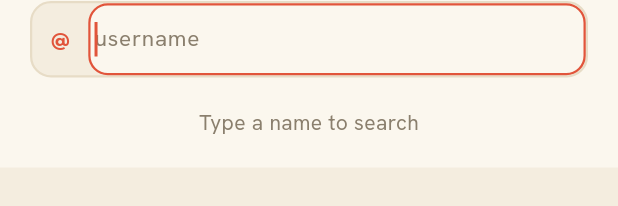
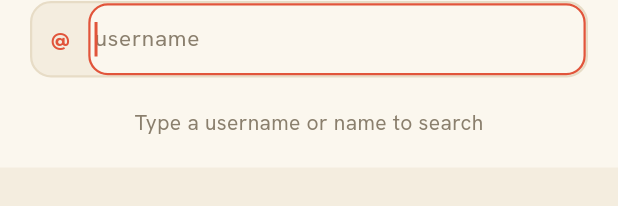
Before and after one commit to maitreya190-gif/Needhubb, a Flutter app: the _SearchUserSheet widget shown alone on an empty page, opened directly, on a phone screen of 412 x 824 dp. Shown: the part 203-409 px from the top of the screen. Run offline on Flutter 3.47's test engine with Material 3 defaults, Android fonts, the phone set to English and light mode, and no system bars; our stand-ins replace dio, flutter_map, flutter_riverpod, flutter_secure_storage, geolocator, go_router and 5 more; accounts and stored records are empty.

Commit message:
chitchat updates 2

```diff
--- a/apps/mobile/lib/screens/hub/tabs/chats_tab.dart
+++ b/apps/mobile/lib/screens/hub/tabs/chats_tab.dart
@@ -737,6 +737,9 @@ const _mockUsers = [
   (name: 'Priya Nair', username: 'priyan', initials: 'PN', color: NeedHubTokens.forest),
   (name: 'Karthik Reddy', username: 'karthikr', initials: 'KR', color: NeedHubTokens.clay),
   (name: 'Sneha Rao', username: 'snehar', initials: 'SR', color: NeedHubTokens.ochre),
+  (name: 'Charan G', username: 'c', initials: 'C', color: NeedHubTokens.clay),
+  (name: 'Faisal K', username: 'f', initials: 'F', color: NeedHubTokens.forest),
+  (name: 'Dev Pillai', username: 'd', initials: 'D', color: NeedHubTokens.ochre),
 ];
 
 class _SearchUserSheet extends ConsumerStatefulWidget {
@@ -749,15 +752,21 @@ class _SearchUserSheet extends ConsumerStatefulWidget {
 class _RemoteUser {
   final String id;
   final String name;
+  final String username;
   final String? avatarUrl;
-  _RemoteUser({required this.id, required this.name, this.avatarUrl});
+  _RemoteUser({
+    required this.id,
+    required this.name,
+    required this.username,
+    this.avatarUrl,
+  });
 }
 
 class _SearchUserSheetState extends ConsumerState<_SearchUserSheet> {
   final _controller = TextEditingController();
   final Set<String> _sentRequests = {};
   String _query = '';
-  List<_RemoteUser> _remoteResults = const [];
+  List<_RemoteUser> _combinedResults = const [];
   bool _searching = false;
   Timer? _debounce;
 
@@ -769,29 +778,63 @@ class _SearchUserSheetState extends ConsumerState<_SearchUserSheet> {
   }
 
   void _onQueryChanged(String v) {
+    final q = v.trim().toLowerCase();
     setState(() => _query = v);
     _debounce?.cancel();
-    _debounce = Timer(const Duration(milliseconds: 300), () async {
-      if (v.trim().isEmpty) {
-        setState(() => _remoteResults = const []);
+
+    if (q.isEmpty) {
+      setState(() {
+        _searching = false;
+        _combinedResults = const [];
+      });
       return;
     }
-      setState(() => _searching = true);
+
+    final localMatches = _mockUsers.where((u) {
+      return u.name.toLowerCase().contains(q) ||
+          u.username.toLowerCase().contains(q);
+    }).map((u) {
+      return _RemoteUser(
+        id: 'mock_${u.username}',
+        name: u.name,
+        username: u.username,
+        avatarUrl: null,
+      );
+    }).toList();
+
+    setState(() {
+      _combinedResults = localMatches;
+      _searching = true;
+    });
+
+    _debounce = Timer(const Duration(milliseconds: 250), () async {
       try {
         final api = ref.read(apiClientProvider);
-        final rows = await api.getList('/profile/search', query: {'q': v.trim()});
-        setState(() {
-          _remoteResults = rows.map((j) {
+        final rows =
+            await api.getList('/profile/search', query: {'q': q});
+        final remoteMatches = rows.map((j) {
           final profile = j['profile'] as Map<String, dynamic>?;
+          final name = j['displayName'] as String? ?? '';
+          final username = j['username'] as String? ??
+              name.toLowerCase().replaceAll(' ', '');
           return _RemoteUser(
             id: j['id'] as String,
-              name: j['displayName'] as String? ?? '',
+            name: name,
+            username: username,
             avatarUrl: profile?['avatarUrl'] as String?,
           );
         }).toList();
-        });
+
+        if (mounted) {
+          final existingIds = remoteMatches.map((r) => r.id).toSet();
+          final combined = [
+            ...remoteMatches,
+            ...localMatches.where((l) => !existingIds.contains(l.id)),
+          ];
+          setState(() => _combinedResults = combined);
+        }
       } catch (_) {
-        setState(() => _remoteResults = const []);
+        if (mounted) setState(() => _combinedResults = localMatches);
       } finally {
         if (mounted) setState(() => _searching = false);
       }
@@ -805,8 +848,10 @@ class _SearchUserSheetState extends ConsumerState<_SearchUserSheet> {
       u.id,
     };
     try {
+      if (!u.id.startsWith('mock_')) {
         final api = ref.read(friendsApiProvider);
         await api.sendRequest(u.id);
+      }
       if (mounted) {
         ScaffoldMessenger.of(context).showSnackBar(
           SnackBar(content: Text('Friend request sent to ${u.name}')),
@@ -814,8 +859,8 @@ class _SearchUserSheetState extends ConsumerState<_SearchUserSheet> {
       }
     } catch (e) {
       setState(() => _sentRequests.remove(u.id));
-      outgoingRequestUserIdsNotifier.value = {...outgoingRequestUserIdsNotifier.value}
-        ..remove(u.id);
+      outgoingRequestUserIdsNotifier.value =
+          {...outgoingRequestUserIdsNotifier.value}..remove(u.id);
       if (mounted) {
         ScaffoldMessenger.of(context)
             .showSnackBar(SnackBar(content: Text('Failed: $e')));
@@ -826,19 +871,10 @@ class _SearchUserSheetState extends ConsumerState<_SearchUserSheet> {
   @override
   Widget build(BuildContext context) {
     final t = context.tokens;
-    final results = _query.isEmpty
-        ? <({String name, String username, String initials, Color color})>[]
-        : _mockUsers
-            .where((u) =>
-                u.username.contains(_query.toLowerCase()) ||
-                u.name.toLowerCase().contains(_query.toLowerCase()))
-            .toList();
-
     final keyboardHeight = MediaQuery.of(context).viewInsets.bottom;
     final bottomPad = MediaQuery.of(context).padding.bottom;
 
     return Padding(
-      // Slide the sheet up by the keyboard height so it's never obscured.
       padding: EdgeInsets.only(bottom: keyboardHeight),
       child: Container(
         margin: EdgeInsets.only(top: MediaQuery.of(context).padding.top + 60),
@@ -849,7 +885,7 @@ class _SearchUserSheetState extends ConsumerState<_SearchUserSheet> {
         child: Column(
           mainAxisSize: MainAxisSize.min,
           children: [
-            // Handle + header (fixed, never scrolls)
+            // Handle + header
             Padding(
               padding: const EdgeInsets.fromLTRB(20, 16, 20, 0),
               child: Column(
@@ -916,21 +952,21 @@ class _SearchUserSheetState extends ConsumerState<_SearchUserSheet> {
               ),
             ),
 
-            // Results — scrollable, shrinks when keyboard is open
+            // Results
             if (_query.trim().isEmpty)
               Padding(
                 padding: EdgeInsets.fromLTRB(20, 8, 20, bottomPad + 20),
                 child: Text(
-                  'Type a name to search',
+                  'Type a username or name to search',
                   style: GoogleFonts.hankenGrotesk(fontSize: 14, color: t.muted),
                 ),
               )
-            else if (_searching)
+            else if (_searching && _combinedResults.isEmpty)
               Padding(
                 padding: EdgeInsets.fromLTRB(20, 12, 20, bottomPad + 20),
                 child: const Center(child: CircularProgressIndicator(strokeWidth: 2)),
               )
-            else if (_remoteResults.isEmpty)
+            else if (_combinedResults.isEmpty)
               Padding(
                 padding: EdgeInsets.fromLTRB(20, 8, 20, bottomPad + 20),
                 child: Text(
@@ -943,9 +979,9 @@ class _SearchUserSheetState extends ConsumerState<_SearchUserSheet> {
                 child: ListView.builder(
                   shrinkWrap: true,
                   padding: EdgeInsets.fromLTRB(20, 0, 20, bottomPad + 20),
-                  itemCount: _remoteResults.length,
+                  itemCount: _combinedResults.length,
                   itemBuilder: (_, i) {
-                    final u = _remoteResults[i];
+                    final u = _combinedResults[i];
                     final sent = _sentRequests.contains(u.id) ||
                         outgoingRequestUserIdsNotifier.value.contains(u.id);
                     final alreadyFriend =
@@ -1000,12 +1036,23 @@ class _SearchUserSheetState extends ConsumerState<_SearchUserSheet> {
                             ),
                             const SizedBox(width: 12),
                             Expanded(
-                              child: Text(
+                              child: Column(
+                                crossAxisAlignment: CrossAxisAlignment.start,
+                                children: [
+                                  Text(
                                     u.name,
                                     style: GoogleFonts.hankenGrotesk(
                                         fontSize: 14,
                                         fontWeight: FontWeight.w700,
                                         color: t.ink),
+                                  ),
+                                  const SizedBox(height: 2),
+                                  Text(
+                                    '@${u.username}',
+                                    style: GoogleFonts.hankenGrotesk(
+                                        fontSize: 12, color: t.muted),
+                                  ),
+                                ],
                               ),
                             ),
                             GestureDetector(
```
Lines whose indentation alone changed are shown as unchanged.
